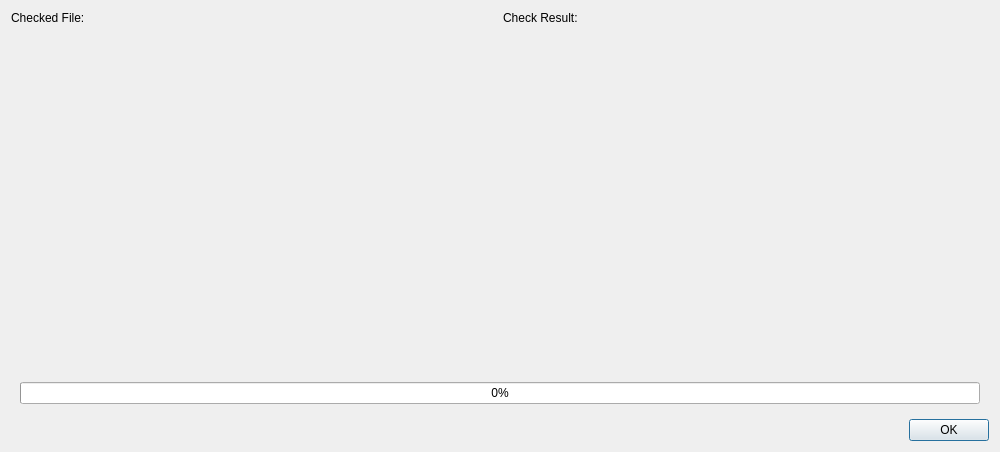
The window that client/libclient/src/ui/dialogs/sign_dialog.ui (networkoptix/nx_open) describes before a commit, drawn with Qt 5.
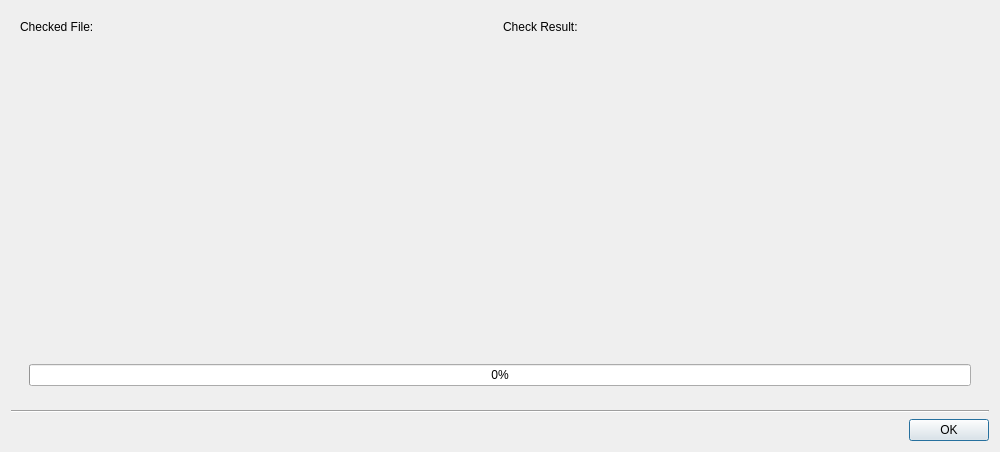
The same window after the commit. Custom widgets are drawn as their Qt base class.

Commit message:
VMS-2217: Fixed separator lines in many dialogs
<==== Mercurial data ====>
Branch: dev_3.0.0_gui

```diff
--- a/client/libclient/src/ui/dialogs/sign_dialog.ui
+++ b/client/libclient/src/ui/dialogs/sign_dialog.ui
@@ -28,6 +28,9 @@
   <property name="modal">
    <bool>true</bool>
   </property>
+  <layout class="QVBoxLayout" name="verticalLayout_3">
+   <item>
+    <widget class="QWidget" name="widget" native="true">
   <layout class="QVBoxLayout" name="verticalLayout_2">
    <item>
     <layout class="QHBoxLayout" name="horizontalLayout_2">
@@ -93,6 +96,16 @@
       </widget>
      </item>
     </layout>
+      </item>
+     </layout>
+    </widget>
+   </item>
+   <item>
+    <widget class="Line" name="line">
+     <property name="orientation">
+      <enum>Qt::Horizontal</enum>
+     </property>
+    </widget>
    </item>
    <item>
     <widget class="QDialogButtonBox" name="buttonBox">
```
Lines whose indentation alone changed are shown as unchanged. The commit also changes 30 other files.
